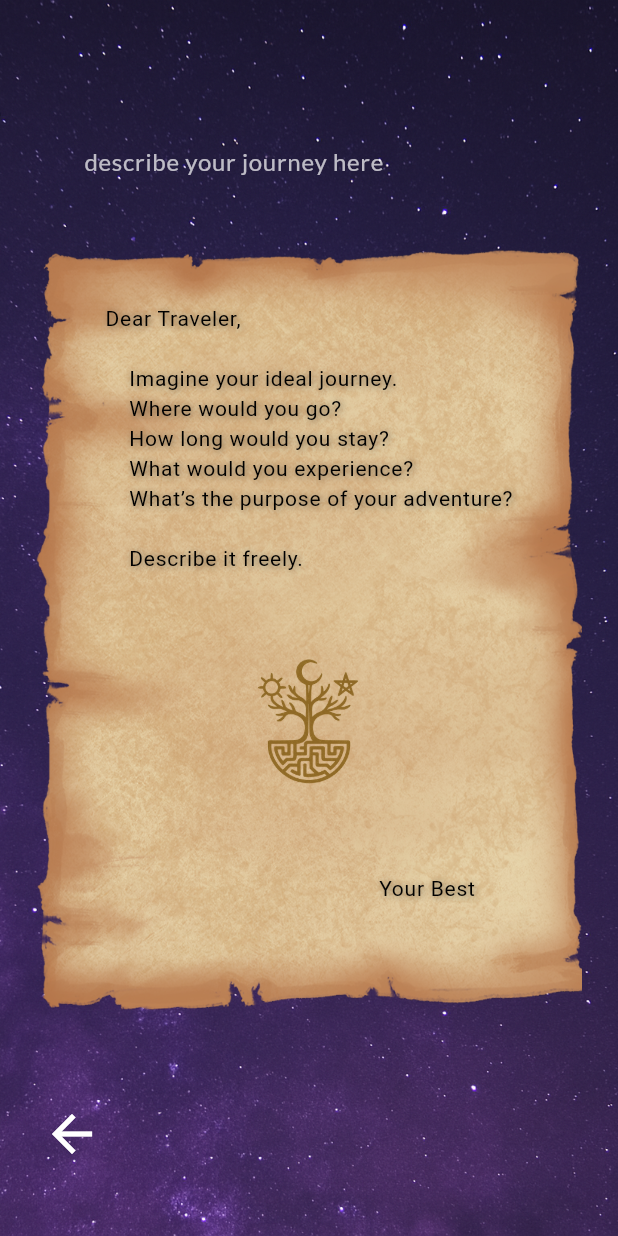
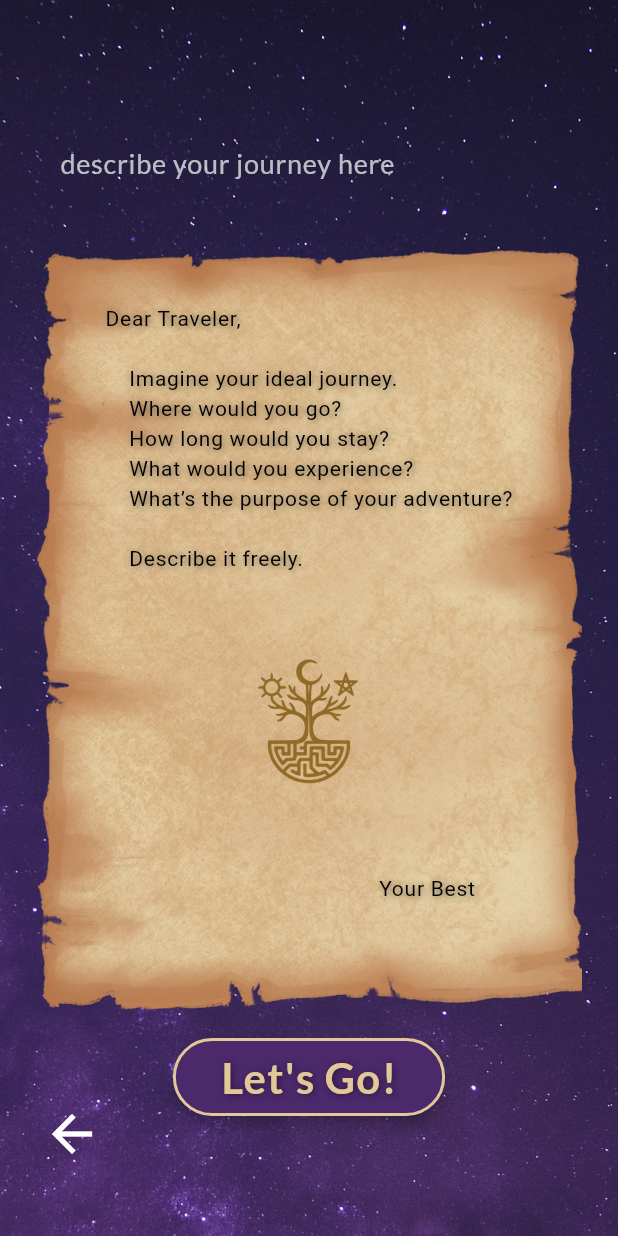
Before and after one commit to Irene0807/app-situation-coach, a Flutter app: the PageJourneyAdd screen opened by its route, on a phone screen of 412 x 824 dp. Run offline on Flutter 3.47's test engine with Material 3 defaults, Android fonts, the phone set to English and light mode, and no system bars; our stand-ins replace go_router, google_fonts; missing offline and left inert: flutter_radar_chart.

Commit message:
page add update

```diff
--- a/lib/widgets/animations/letter_animation.dart
+++ b/lib/widgets/animations/letter_animation.dart
@@ -88,7 +88,7 @@ class _LetterAnimationState extends State<LetterAnimation>
 
   @override
   Widget build(BuildContext context) {
-    final down = widget.isKeyboard ? -150 : -350;
+    final down = widget.isKeyboard ? -135 : -350;
     final centerTop = _getCenterTop(context);
     final bottomTop = _getBottomTop(context, down);
 
--- a/lib/widgets/page_journey_add.dart
+++ b/lib/widgets/page_journey_add.dart
@@ -23,11 +23,11 @@ class PageJourneyAdd extends StatelessWidget {
 
           // text field for journey description
           Positioned(
-            left: 32,
-            right: 32,
+            left: 16,
+            right: 16,
             top: 80,
             child: TextField(
-              style: TextStyle(color: Colors.white),
+              style: TextStyle(color: Colors.white, fontSize: 18),
               decoration: InputDecoration(
                 hintText: 'describe your journey here',
                 hintStyle: TextStyle(color: Colors.white70),
@@ -49,7 +49,7 @@ class PageJourneyAdd extends StatelessWidget {
                     EdgeInsets.symmetric(vertical: 16, horizontal: 20),
               ),
               cursorColor: Colors.white,
-              maxLines: 30,
+              maxLines: 20,
             ),
           ),
 
@@ -57,6 +57,46 @@ class PageJourneyAdd extends StatelessWidget {
           LetterAnimation(
             isKeyboard: isKeyboardVisible,
             child: WidgetLetter(),
+          ),
+
+          //start button
+          Align(
+            alignment: Alignment.bottomCenter,
+            child: Padding(
+              padding: EdgeInsets.fromLTRB(8, 8, 8, isKeyboardVisible ? 8 : 80),
+              child: ElevatedButton(
+                onPressed: () => (), // 待處理功能
+                style: ElevatedButton.styleFrom(
+                  backgroundColor: const Color(0xFF4B296B), // 深紫色
+                  padding:
+                      const EdgeInsets.symmetric(horizontal: 32, vertical: 6),
+                  shape: RoundedRectangleBorder(
+                    borderRadius: BorderRadius.circular(28),
+                    side: const BorderSide(
+                      color: Color(0xFFE2C799), // 金色邊框
+                      width: 2,
+                    ),
+                  ),
+                  elevation: 4,
+                ),
+                child: Text(
+                  'Let\'s Go!',
+                  style: TextStyle(
+                    fontSize: 28,
+                    fontWeight: FontWeight.w700,
+                    color: const Color(0xFFE2C799), // 金色文字
+                    letterSpacing: 0.8,
+                    shadows: const [
+                      Shadow(
+                        blurRadius: 6,
+                        offset: Offset(1, 1),
+                        color: Colors.black45,
+                      ),
+                    ],
+                  ),
+                ),
+              ),
+            ),
           ),
 
           //go back button
```
